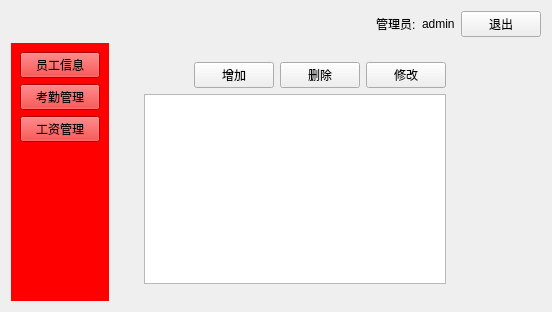
Old version of the form StaffMgrSystem/mainwidget.ui in the repository jay602/staff_mgr_sys.
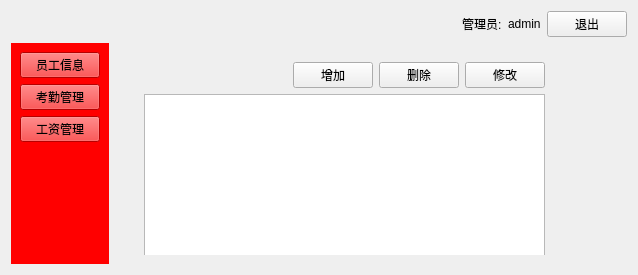
New version of the form. The open tabs and pages were chosen to show the change.

```diff
--- a/StaffMgrSystem/mainwidget.ui
+++ b/StaffMgrSystem/mainwidget.ui
@@ -6,8 +6,8 @@
    <rect>
     <x>0</x>
     <y>0</y>
-    <width>552</width>
-    <height>312</height>
+    <width>638</width>
+    <height>275</height>
    </rect>
   </property>
   <property name="windowTitle">
@@ -223,7 +223,7 @@
              <rect>
               <x>20</x>
               <y>10</y>
-              <width>302</width>
+              <width>401</width>
               <height>222</height>
              </rect>
             </property>
```
